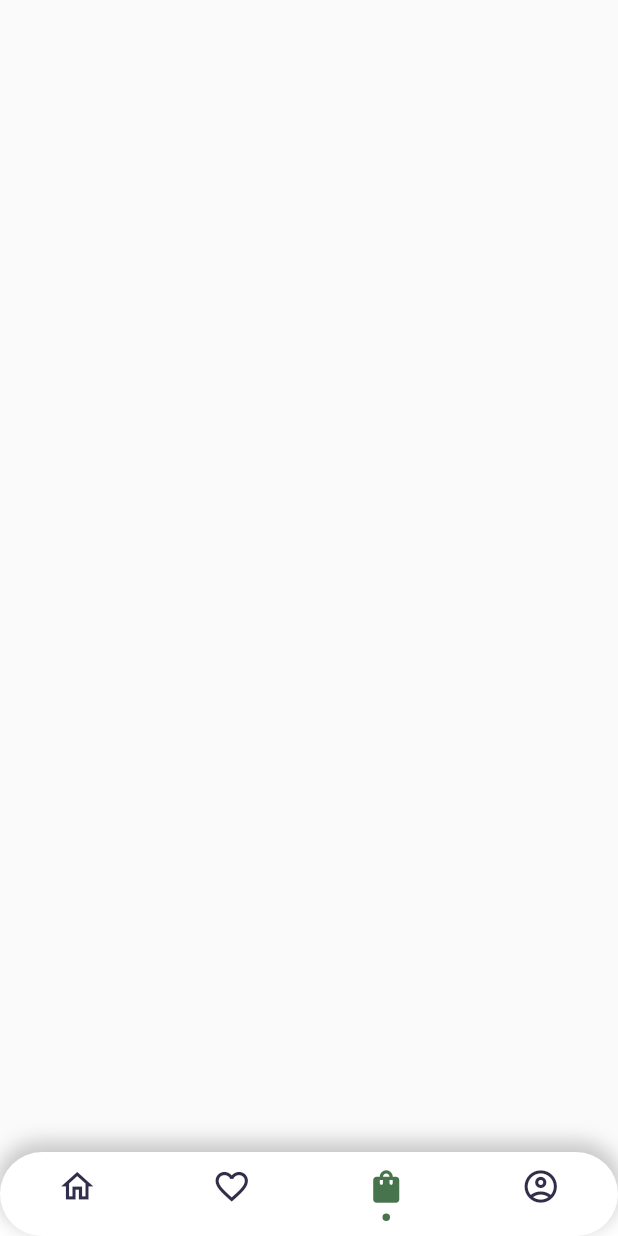
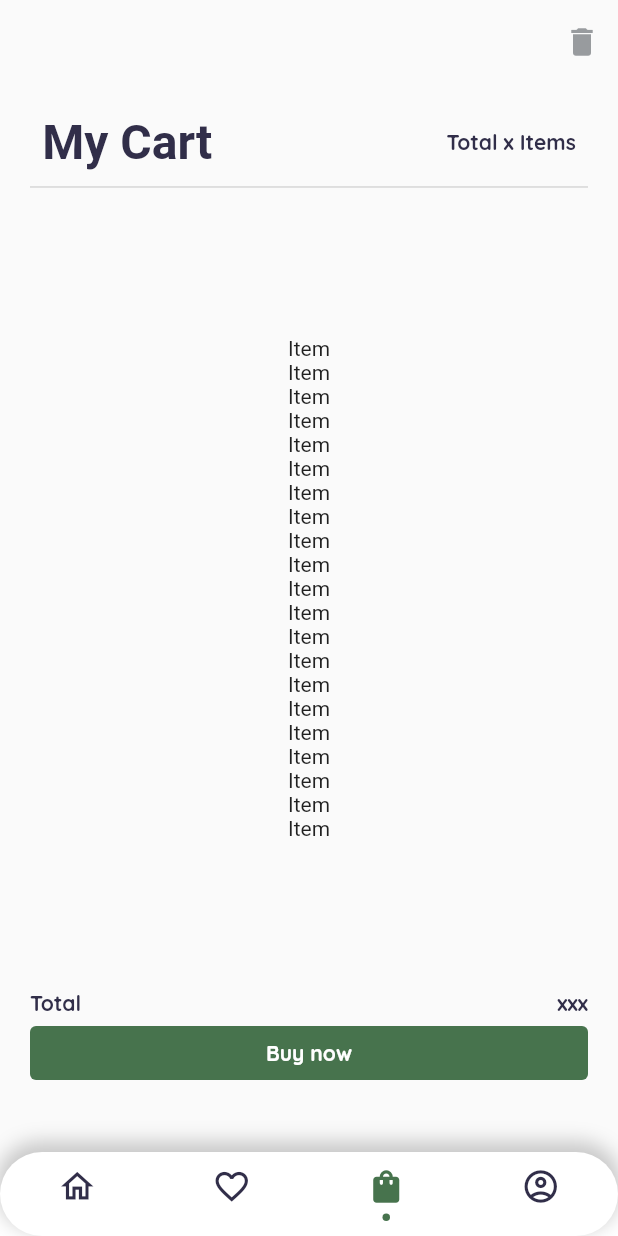
Before and after one commit to zerocrazy65/Plantplay, a Flutter app: the screen it shows after launch, item 3 of the bottom bar chosen, on a phone screen of 412 x 824 dp. Run offline on Flutter 3.47's test engine with Material 2 defaults, Android fonts, the phone set to English and light mode, and no system bars; drawn by our look-alikes of persistent_bottom_nav_bar; our stand-ins replace carousel_slider, google_fonts, smooth_page_indicator; accounts and stored records are empty; network calls fail; Roboto replaces fonts that are missing (Manjari).

Commit message:
ADD my cart layout

```diff
--- a/lib/main.dart
+++ b/lib/main.dart
@@ -1,6 +1,6 @@
 import 'package:flutter/material.dart';
 
-import 'package:flutter_application_1/screens/shopping/navbar.dart';
+import 'package:flutter_application_1/widgets/navbar.dart';
 
 void main() async {
   // Initialize Firebase App
--- a/lib/screens/authentication/login.dart
+++ b/lib/screens/authentication/login.dart
@@ -176,7 +176,6 @@ class _LoginPageState extends State<LoginPage> {
     if (_controllerPassword.text.isEmpty) {
       return errorField = 'Please enter your Password';
     }
-
     return errorField;
   }
 }
--- a/lib/screens/shopping/cart.dart
+++ b/lib/screens/shopping/cart.dart
@@ -1,6 +1,7 @@
 import 'package:flutter/material.dart';
 import 'package:flutter/src/widgets/framework.dart';
 import 'package:flutter/src/widgets/placeholder.dart';
+import 'package:flutter_application_1/theme/style.dart';
 
 class CartPage extends StatefulWidget {
   const CartPage({super.key});
@@ -12,6 +13,120 @@ class CartPage extends StatefulWidget {
 class _CartPageState extends State<CartPage> {
   @override
   Widget build(BuildContext context) {
-    return Scaffold();
+    final screenHeight = MediaQuery.of(context).size.height;
+    final screenWidth = MediaQuery.of(context).size.width;
+    return Scaffold(
+      appBar: AppBar(
+        backgroundColor: Colors.transparent,
+        elevation: 0.0,
+        actions: [
+          IconButton(
+            onPressed: () {},
+            icon: const ColorFiltered(
+                colorFilter: ColorFilter.mode(
+                  ColorTheme.greyColor,
+                  BlendMode.srcIn,
+                ),
+                child: Icon(Icons.delete)),
+          ),
+        ],
+      ),
+      body: Container(
+        padding: const EdgeInsets.all(20.0),
+        child: Column(
+          mainAxisAlignment: MainAxisAlignment.spaceBetween,
+          children: [
+            Container(
+              decoration: BoxDecoration(
+                  border: Border(
+                      bottom: BorderSide(
+                color: Colors.grey.withOpacity(0.3),
+                width: 1.3,
+              ))),
+              child: Padding(
+                padding: const EdgeInsets.only(bottom: 10.0),
+                child: Row(
+                  mainAxisAlignment: MainAxisAlignment.spaceAround,
+                  children: [
+                    Text(
+                      "My Cart",
+                      style: FontTheme.headerText,
+                    ),
+                    SizedBox(
+                      width: screenWidth * 0.3,
+                    ),
+                    Text(
+                      "Total x Items",
+                      style: FontTheme.bodyText,
+                    ),
+                  ],
+                ),
+              ),
+            ),
+            Container(
+              child: const Column(
+                children: [
+                  Text('Item'),
+                  Text('Item'),
+                  Text('Item'),
+                  Text('Item'),
+                  Text('Item'),
+                  Text('Item'),
+                  Text('Item'),
+                  Text('Item'),
+                  Text('Item'),
+                  Text('Item'),
+                  Text('Item'),
+                  Text('Item'),
+                  Text('Item'),
+                  Text('Item'),
+                  Text('Item'),
+                  Text('Item'),
+                  Text('Item'),
+                  Text('Item'),
+                  Text('Item'),
+                  Text('Item'),
+                  Text('Item'),
+                ],
+              ),
+            ),
+            Column(
+              children: [
+                Row(
+                  mainAxisAlignment: MainAxisAlignment.spaceBetween,
+                  children: [
+                    Text(
+                      'Total',
+                      style: FontTheme.bodyText,
+                    ),
+                    Text(
+                      'xxx',
+                      style: FontTheme.bodyText,
+                    ),
+                  ],
+                ),
+                SizedBox(
+                  width: double.infinity,
+                  child: ElevatedButton(
+                    onPressed: null,
+                    style: ButtonStyle(
+                      backgroundColor: MaterialStateProperty.all<Color>(
+                          ColorTheme.mainGreenColor),
+                    ),
+                    child: Text(
+                      'Buy now',
+                      style: FontTheme.buttonText,
+                    ),
+                  ),
+                ),
+                const SizedBox(
+                  height: 50,
+                )
+              ],
+            )
+          ],
+        ),
+      ),
+    );
   }
 }
--- a/lib/screens/shopping/store.dart
+++ b/lib/screens/shopping/store.dart
@@ -17,6 +17,7 @@ class StorePageState extends State<StorePage> {
   Future? storeData;
   int activeButtonIndex = 0;
   String? modeSelected = 'Indoor';
+
   @override
   void initState() {
     super.initState();
```
Also changed, not shown: lib/widgets/navbar.dart (renamed from lib/screens/shopping/navbar.dart).
